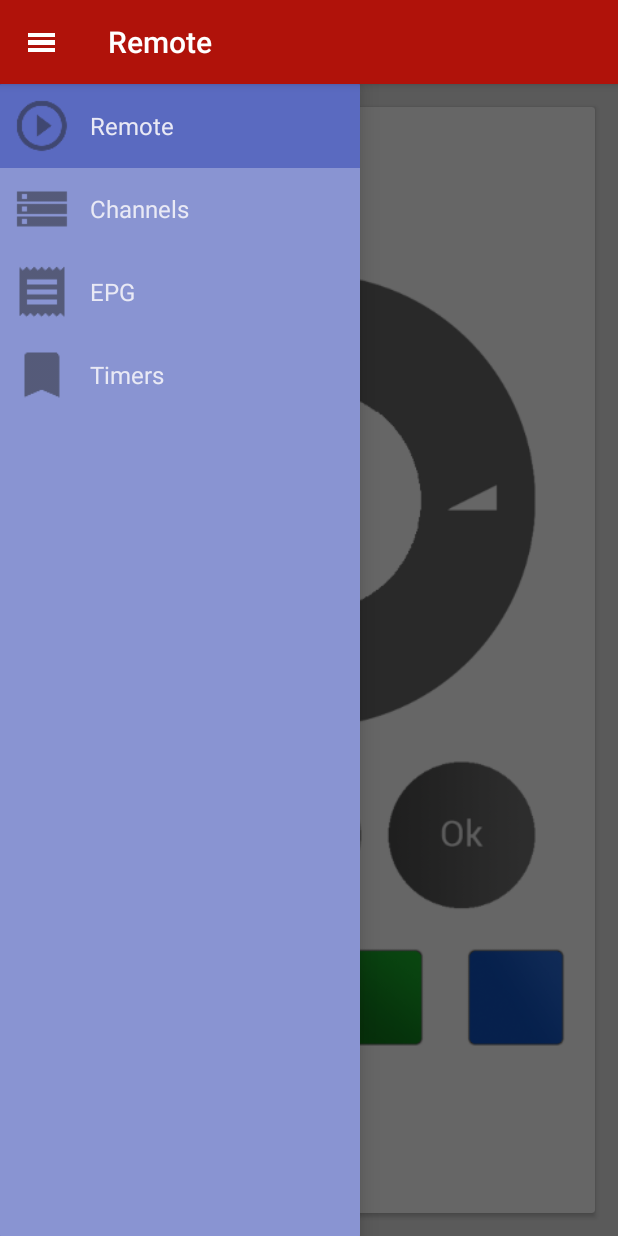
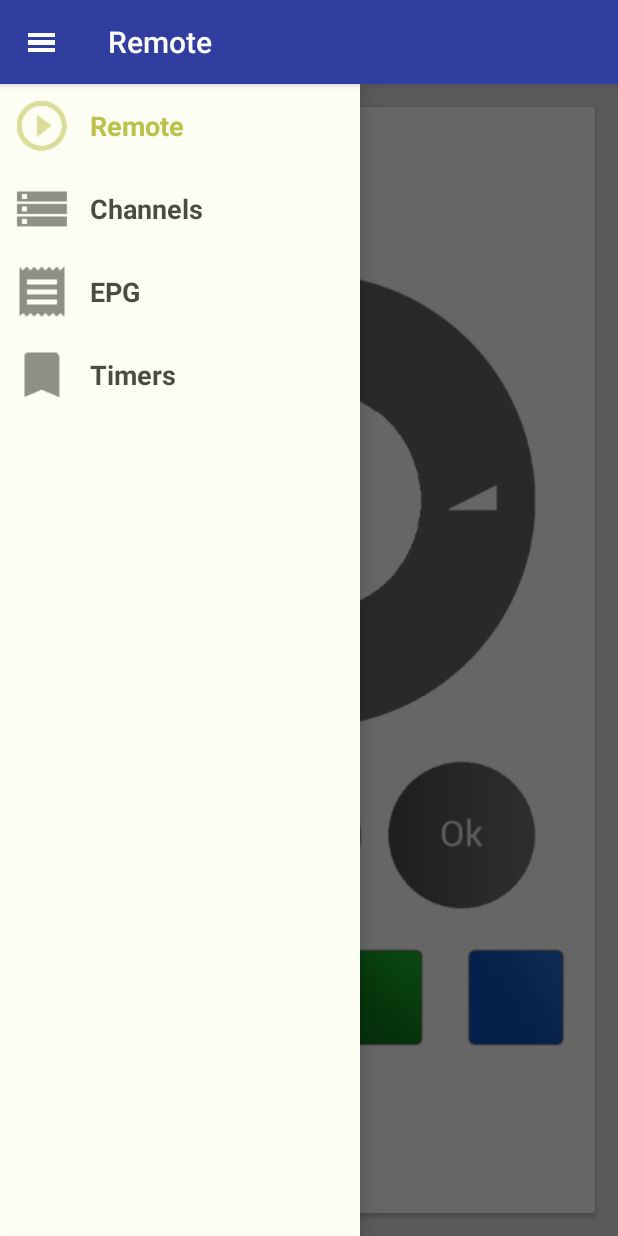
Before and after one commit to bennir/DVBViewerController2, an Android app: the ControllerActivity screen opened directly, with no data from a screen before it, with the side drawer open, on a phone screen of 412 x 824 dp. Run offline under Robolectric (Android 15) with nearby library versions, the phone set to English and light mode, and no system bars; libraries missing offline, so code that uses them is left out: retrofit.client; 8 statements that could not run were skipped.

Commit message:
Color Update

```diff
--- /dev/null
+++ b/app/src/main/java/de/bennir/dvbviewercontroller2/ui/TintableImageView.java
@@ -0,0 +1,52 @@
+package de.bennir.dvbviewercontroller2.ui;
+
+
+import android.content.Context;
+import android.content.res.ColorStateList;
+import android.content.res.TypedArray;
+import android.util.AttributeSet;
+import android.widget.ImageView;
+
+import de.bennir.dvbviewercontroller2.R;
+
+public class TintableImageView extends ImageView {
+    private ColorStateList tint;
+
+    public TintableImageView(Context context) {
+        super(context);
+    }
+
+    public TintableImageView(Context context, AttributeSet attrs) {
+        super(context, attrs);
+        init(context, attrs, 0);
+    }
+
+    public TintableImageView(Context context, AttributeSet attrs, int defStyleAttr) {
+        super(context, attrs, defStyleAttr);
+        init(context, attrs, defStyleAttr);
+    }
+
+    private void init(Context context, AttributeSet attrs, int defStyleAttr) {
+        TypedArray a = context.obtainStyledAttributes(attrs, R.styleable.TintableImageView, defStyleAttr, 0);
+        tint = a.getColorStateList(R.styleable.TintableImageView_tint);
+        a.recycle();
+    }
+
+    @Override
+    protected void drawableStateChanged() {
+        super.drawableStateChanged();
+        if (tint != null & tint.isStateful()) {
+            updateTintColor();
+        }
+    }
+
+    public void setColorFilter(ColorStateList tint) {
+        this.tint = tint;
+        super.setColorFilter(tint.getColorForState(getDrawableState(), 0));
+    }
+
+    private void updateTintColor() {
+        int color = tint.getColorForState(getDrawableState(), 0);
+        setColorFilter(color);
+    }
+}
--- /dev/null
+++ b/app/src/main/res/color/icon_selector.xml
@@ -0,0 +1,9 @@
+<?xml version="1.0" encoding="utf-8"?>
+
+<selector xmlns:android="http://schemas.android.com/apk/res/android">
+    <item android:color="@color/theme_default_accent_dark" android:state_pressed="true" />
+
+    <item android:color="@color/theme_default_accent_dark" android:state_activated="true" />
+
+    <item android:color="@color/theme_default_text_secondary" />
+</selector>
--- a/app/src/main/res/drawable/list_item_selector.xml
+++ b/app/src/main/res/drawable/list_item_selector.xml
@@ -2,10 +2,10 @@
 
 <selector xmlns:android="http://schemas.android.com/apk/res/android">
     <item android:state_pressed="true"
-        android:drawable="@color/theme_default_accent_light"/>
+        android:color="@color/theme_default_accent_dark"/>
 
     <item android:state_activated="true"
-        android:drawable="@color/theme_default_accent_dark"/>
+        android:color="@color/theme_default_accent_dark"/>
 
-    <item android:drawable="@android:color/transparent"/>
+    <item android:color="@color/theme_default_text"/>
 </selector>
--- a/app/src/main/res/layout/activity_controller.xml
+++ b/app/src/main/res/layout/activity_controller.xml
@@ -26,7 +26,7 @@
         android:layout_width="@dimen/navigation_drawer_width"
         android:layout_height="match_parent"
         android:layout_gravity="start"
-        android:background="@color/theme_default_accent">
+        android:background="@android:color/white">
 
         <ListView
             android:id="@+id/drawer_list"
--- a/app/src/main/res/layout/list_item_menu.xml
+++ b/app/src/main/res/layout/list_item_menu.xml
@@ -1,12 +1,12 @@
 <?xml version="1.0" encoding="utf-8"?>
 <LinearLayout xmlns:android="http://schemas.android.com/apk/res/android"
+    xmlns:app="http://schemas.android.com/apk/res-auto"
     android:layout_width="match_parent"
     android:layout_height="56dp"
     android:orientation="horizontal"
-    android:foreground="?android:attr/selectableItemBackground"
-    android:background="@drawable/list_item_selector">
+    android:foreground="?android:attr/selectableItemBackground">
 
-    <ImageView
+    <de.bennir.dvbviewercontroller2.ui.TintableImageView
         android:id="@+id/menu_icon"
         android:layout_width="60dp"
         android:layout_height="56dp"
@@ -17,6 +17,7 @@
         android:paddingBottom="8dp"
         android:paddingEnd="12dp"
         android:paddingRight="12dp"
+        app:tint="@color/icon_selector"
         />
 
     <TextView
@@ -26,5 +27,7 @@
         android:gravity="center_vertical"
         android:minHeight="?android:attr/listPreferredItemHeight"
         android:text="@string/action_example"
-        android:textAppearance="?android:attr/textAppearanceListItemSmall" />
+        android:textAppearance="@android:style/TextAppearance.Medium"
+        android:textStyle="bold"
+        android:textColor="@drawable/list_item_selector"/>
 </LinearLayout>
--- /dev/null
+++ b/app/src/main/res/values/attrs.xml
@@ -0,0 +1,10 @@
+<?xml version="1.0" encoding="utf-8"?>
+<resources>
+    <declare-styleable name="BaseAppTheme">
+        <attr name="actionBarIconColor" format="color" />
+    </declare-styleable>
+
+    <declare-styleable name="TintableImageView">
+        <attr name="tint" format="reference|color" />
+    </declare-styleable>
+</resources>
--- a/app/src/main/res/values/colors.xml
+++ b/app/src/main/res/values/colors.xml
@@ -1,12 +1,16 @@
 <?xml version="1.0" encoding="utf-8"?>
 <resources>
-    <color name="theme_default_primary_light">#f36c60</color>
-    <color name="theme_default_primary">#d01716</color>
-    <color name="theme_default_primary_dark">#b0120a</color>
-    <color name="theme_default_accent">#7986cb</color>
-    <color name="theme_default_accent_light">#c5cae9</color>
-    <color name="theme_default_accent_dark">#3f51b5</color>
+    <color name="theme_default_primary_light">#c5cae9</color>
+    <color name="theme_default_primary">#3f51b5</color>
+    <color name="theme_default_primary_dark">#303f9f</color>
+    <color name="theme_default_accent">#cddc39</color>
+    <color name="theme_default_accent_light">#f0f4c3</color>
+    <color name="theme_default_accent_dark">#afb42b</color>
 
+    <color name="theme_default_text">#de000000</color>
+    <color name="theme_default_text_secondary">#8a000000</color>
+    <color name="theme_default_text_hint">#42000000</color>
+    <color name="theme_default_text_divider">#1e000000</color>
 
     <color name="theme_background">#e2e2e2</color>
     <color name="transparent">#00000000</color>
--- a/app/src/main/res/values/styles.xml
+++ b/app/src/main/res/values/styles.xml
@@ -1,9 +1,5 @@
 <?xml version="1.0" encoding="utf-8"?>
 <resources>
-    <declare-styleable name="BaseAppTheme">
-        <attr name="actionBarIconColor" format="color" />
-    </declare-styleable>
-
     <!-- Base application theme. -->
     <style name="BaseAppTheme" parent="android:Theme.Holo.Light.DarkActionBar">
         <!-- Customize your theme here. -->
```
